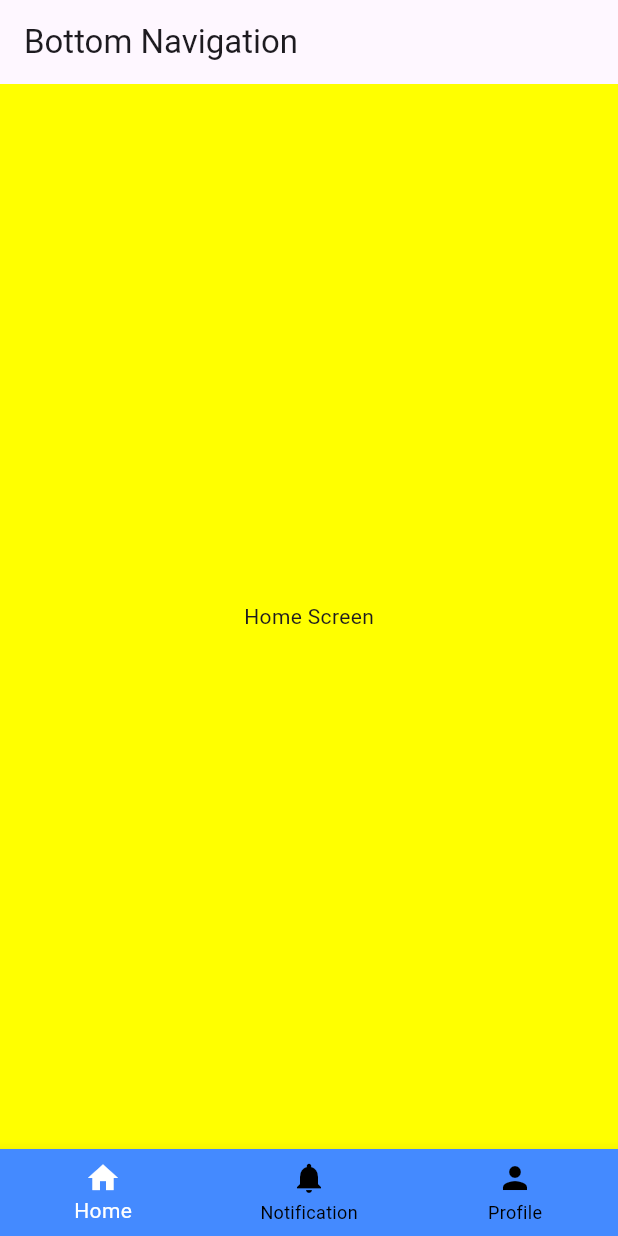
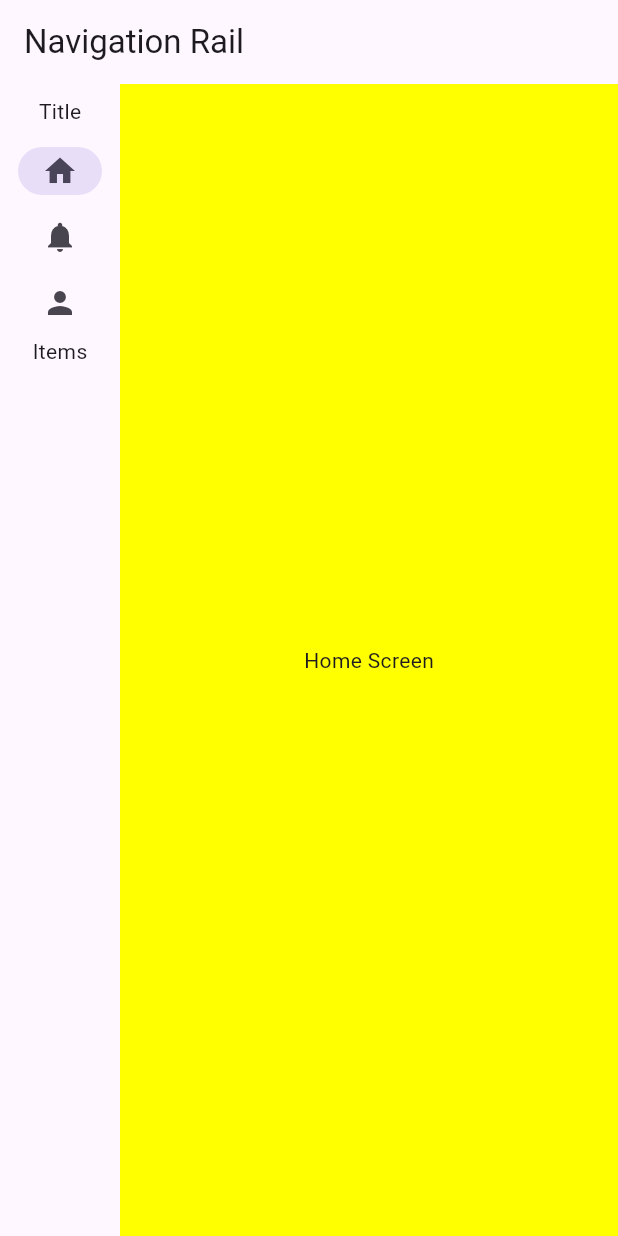
Before and after one commit to phyowaikyaw-mobiledev/flutter-learning, a Flutter app: the screen it shows after launch, on a phone screen of 412 x 824 dp. Run offline on Flutter 3.47's test engine with Material 3 defaults, Android fonts, the phone set to English and light mode, and no system bars.

Commit message:
NavigationBar and NavigationRail

```diff
--- /dev/null
+++ b/new_journey/lib/ex32_navigationrail.dart
@@ -0,0 +1,57 @@
+    import 'package:flutter/material.dart';
+import 'package:new_journey/sample_screen/home_screen.dart';
+import 'package:new_journey/sample_screen/notification_screen.dart';
+import 'package:new_journey/sample_screen/profile_screen.dart';
+
+  class Ex32Navigationrail extends StatefulWidget {
+    const Ex32Navigationrail({super.key});
+
+    @override
+    State<Ex32Navigationrail> createState() => _Ex32NavigationrailState();
+  }
+
+  class _Ex32NavigationrailState extends State<Ex32Navigationrail> {
+    int currentIndex = 0 ;
+    final pages = [
+      HomeScreen(),
+      NotificationScreen(),
+      ProfileScreen(),
+    ];
+    @override
+    Widget build(BuildContext context) {
+      return Scaffold(
+        appBar: AppBar(
+          title: Text("Navigation Rail"),
+        ),
+        body: Row(
+          children: [
+            NavigationRail(
+
+              selectedIndex:currentIndex,
+                onDestinationSelected: (index){
+                setState(() {
+                  currentIndex = index;
+                });
+                },
+              extended: false,
+              leading: Text("Title"),
+              trailing: Text("Items"),
+                destinations: [
+                  NavigationRailDestination(
+                      icon: Icon(Icons.home),
+                      label: Text("Home")),
+                  NavigationRailDestination(
+                      icon: Icon(Icons.notifications),
+                      label: Text("Notification")),
+                  NavigationRailDestination(
+                      icon: Icon(Icons.person),
+                      label: Text("Profile")),
+                ],),
+            Expanded(
+                child: pages [currentIndex]),
+          ],
+        )
+        ,
+      );
+    }
+  }
--- a/new_journey/lib/main.dart
+++ b/new_journey/lib/main.dart
@@ -1,5 +1,7 @@
   import 'package:flutter/material.dart';
 import 'package:new_journey/buildcontext_main.dart';
+import 'package:new_journey/ex31_navigationbar.dart';
+import 'package:new_journey/ex32_navigationrail.dart';
 import 'package:new_journey/navigation/screen_a.dart';
 import 'package:new_journey/widgets/ex10_column.dart';
 import 'package:new_journey/widgets/ex11_stack.dart';
@@ -45,7 +47,7 @@ import 'navigation/screen_c.dart';
       return MaterialApp(
         title: 'Flutter Course',
        debugShowCheckedModeBanner: false,  // for slide debug banner
-        home:Ex30BottomNav(), // if open this will show error
+        home:Ex32Navigationrail(), // if open this will show error
         // initialRoute: 'screenC', //you will see screenC in initialRoute,
 
         //onGenerateRoute
```
Also changed, not shown: new_journey/lib/ex31_navigationbar.dart (added, +46 -0 lines).
